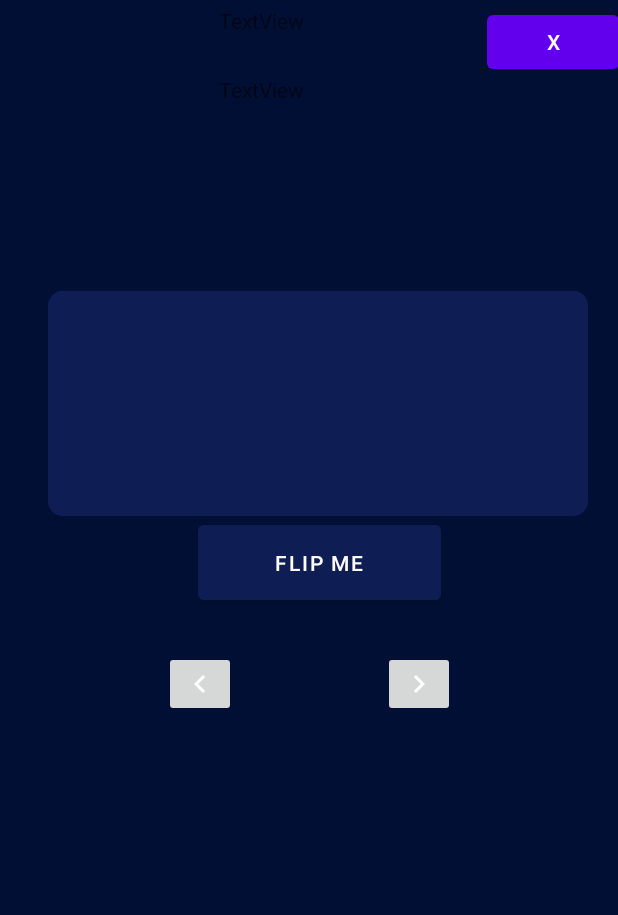
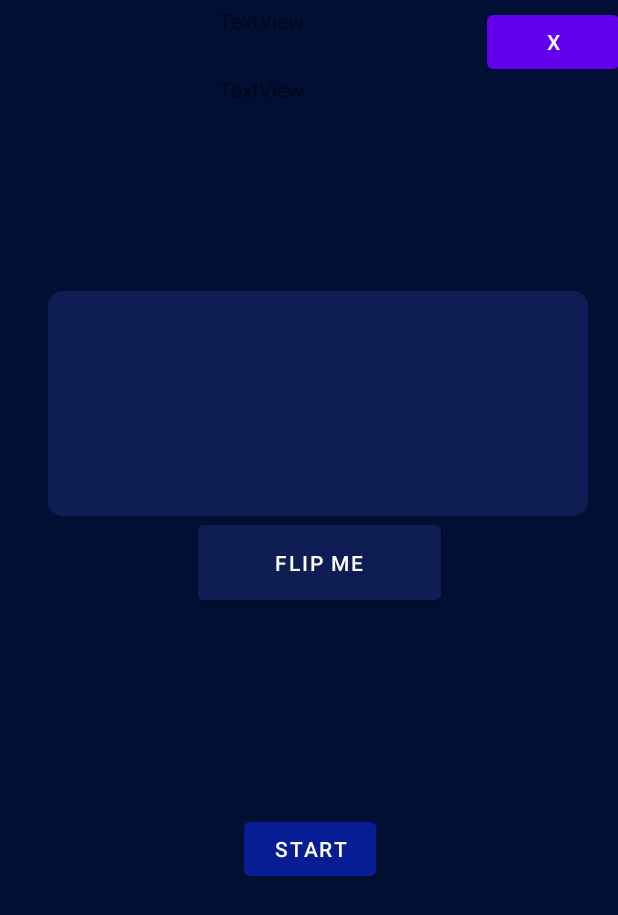
Before and after one commit to danpott555/QuizLearn, an Android app: the LearnScreenActivity screen opened directly, with no data from a screen before it, on a phone screen of 412 x 824 dp. Shown: the top 915 px of the screen. Run offline under Robolectric (Android 15) with nearby library versions, the phone set to English and light mode, and no system bars.

Commit message:
update layout

```diff
--- a/app/src/main/java/com/smily/quizlearn/LearnScreenActivity.java
+++ b/app/src/main/java/com/smily/quizlearn/LearnScreenActivity.java
@@ -27,21 +27,33 @@ public class LearnScreenActivity extends AppCompatActivity {
     FlashCardLearn flashCardLearn;
     ImageButton imgBtnBack;
     ImageButton imgBtnNext;
+    Button btnStart;
     Button btnRmbClose;
     int current_index = 0;
-    int setId;
     List<FlashCard> flashCardList;
 
     private void bindingView() {
         imgBtnBack = findViewById(R.id.imgBtnBack);
         imgBtnNext = findViewById(R.id.imgBtnNext);
         btnRmbClose = findViewById(R.id.btnRememberClose);
+        btnStart = findViewById(R.id.btnStart);
+
+        imgBtnBack.setVisibility(View.INVISIBLE);
+        imgBtnNext.setVisibility(View.INVISIBLE);
     }
 
     private void bindingAction() {
         imgBtnBack.setOnClickListener(this::onBtnBackClick);
         imgBtnNext.setOnClickListener(this::onBtnNextClick);
         btnRmbClose.setOnClickListener(this::OnBtnRmbClose);
+        btnStart.setOnClickListener(this::onBtnStartClick);
+    }
+
+    private void onBtnStartClick(View view) {
+        flashCardLearn.setData(flashCardList.get(0));
+        btnStart.setVisibility(View.INVISIBLE);
+        imgBtnBack.setVisibility(View.VISIBLE);
+        imgBtnNext.setVisibility(View.VISIBLE);
     }
 
     private void OnBtnRmbClose(View view) {
@@ -58,16 +70,14 @@ public class LearnScreenActivity extends AppCompatActivity {
 
     private void onBtnNextClick(View view) {
         if (current_index < flashCardList.size() - 1) {
-            flashCardLearn.setData(flashCardList.get(current_index));
-            current_index++;
+            flashCardLearn.setData(flashCardList.get(++current_index));
         }
 
     }
 
     private void onBtnBackClick(View view) {
         if (current_index > 0) {
-            flashCardLearn.setData(flashCardList.get(current_index));
-            current_index--;
+            flashCardLearn.setData(flashCardList.get(--current_index));
         }
     }
 
--- a/app/src/main/res/layout/activity_learn.xml
+++ b/app/src/main/res/layout/activity_learn.xml
@@ -7,12 +7,27 @@
     android:background="@color/backgroundColor">
 
 
+    <Button
+        android:id="@+id/btnStart"
+        android:layout_width="wrap_content"
+        android:layout_height="wrap_content"
+        android:layout_marginStart="162dp"
+        android:layout_marginTop="118dp"
+        android:layout_marginEnd="161dp"
+        android:backgroundTint="@color/btnNextBack"
+        android:gravity="center"
+        android:text="Start"
+        app:layout_constraintEnd_toEndOf="parent"
+        app:layout_constraintStart_toStartOf="parent"
+        app:layout_constraintTop_toBottomOf="@+id/fragmentContainerView" />
+
     <ImageButton
         android:id="@+id/imgBtnNext"
         android:layout_width="wrap_content"
         android:layout_height="wrap_content"
         android:layout_marginTop="10dp"
         android:layout_marginEnd="109dp"
+        android:backgroundTint="@color/btnNextBack"
         app:layout_constraintEnd_toEndOf="parent"
         app:layout_constraintStart_toEndOf="@+id/imgBtnBack"
         app:layout_constraintTop_toBottomOf="@+id/fragmentContainerView"
@@ -25,6 +40,7 @@
         android:layout_marginStart="109dp"
         android:layout_marginTop="10dp"
         android:layout_marginEnd="98dp"
+        android:backgroundTint="@color/btnNextBack"
         app:layout_constraintEnd_toStartOf="@+id/imgBtnNext"
         app:layout_constraintHorizontal_bias="0.238"
         app:layout_constraintStart_toStartOf="parent"
--- a/app/src/main/res/layout/activity_rcv.xml
+++ b/app/src/main/res/layout/activity_rcv.xml
@@ -27,11 +27,12 @@
             tools:ignore="MissingConstraints">
 
             <TextView
+                android:id="@+id/tvUsername"
                 android:layout_width="wrap_content"
                 android:layout_height="50dp"
                 android:layout_weight="0.3"
                 android:gravity="center"
-                android:text="Quizlet2"
+                android:text="Username"
                 android:textAllCaps="true"
                 android:textColor="#FFFFFF" />
 
--- a/app/src/main/res/values/colors.xml
+++ b/app/src/main/res/values/colors.xml
@@ -6,4 +6,5 @@
     <color name="setColor">#556683</color>
     <color name="CorrectAnswer">#29E300</color>
     <color name="InCorrectAnswer">#FF0000</color>
+    <color name="btnNextBack">#071D93</color>
 </resources>
```
Also changed, not shown: app/src/main/assets/database/quizapp.db.
